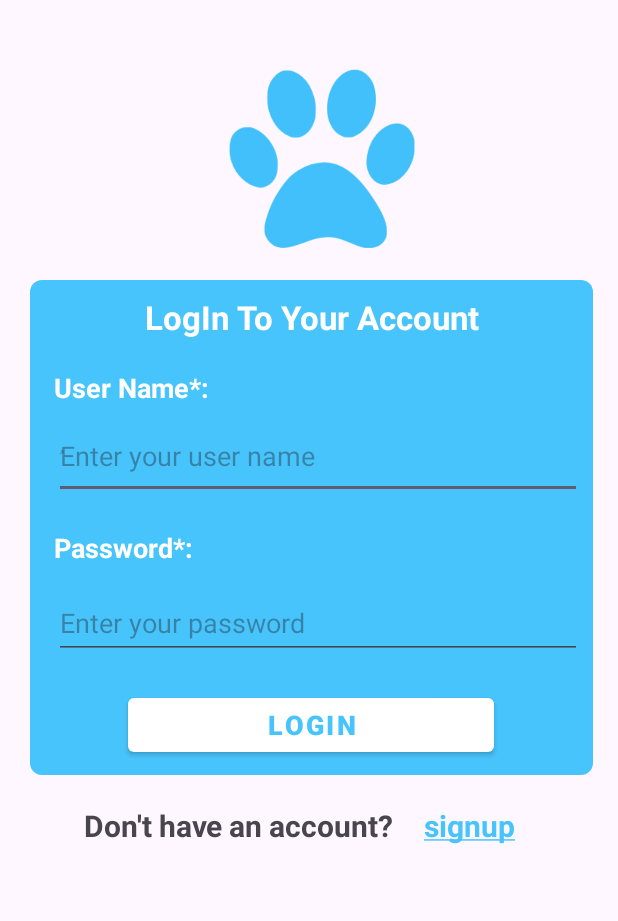
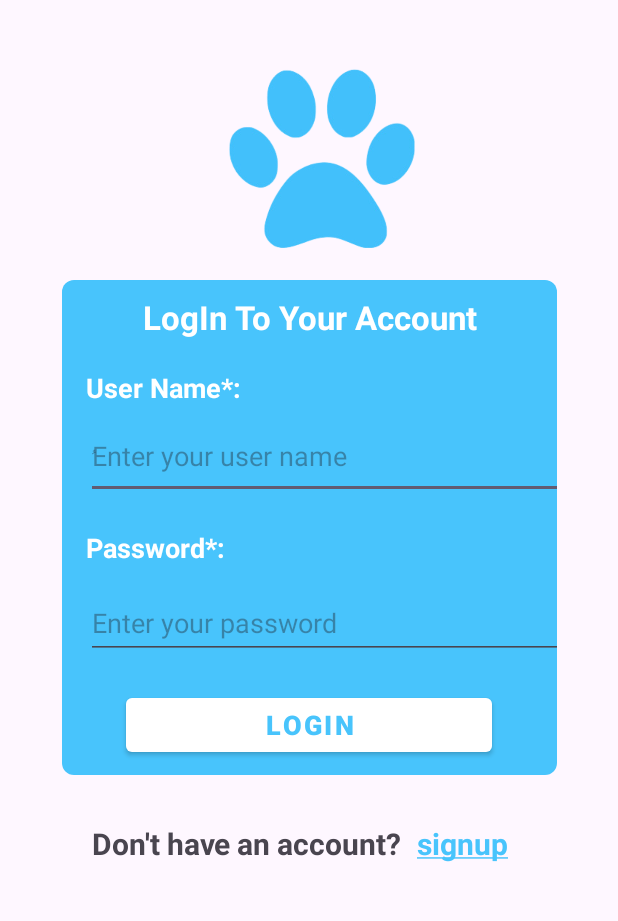
Before and after one commit to MBdeir/heroku-test, an Android app: the LogInActivity screen opened directly, with no data from a screen before it, on a phone screen of 412 x 824 dp, the part 178-1099 px from its top. Run offline under Robolectric (Android 15) with nearby library versions, the phone set to English and light mode, and no system bars; our stand-ins replace Volley.

Commit message:
Fixed Login screen

```diff
--- a/Mobile/app/src/main/res/layout/login.xml
+++ b/Mobile/app/src/main/res/layout/login.xml
@@ -48,13 +48,12 @@
 
     <LinearLayout
         android:id="@+id/linearLayout"
-        android:layout_width="375dp"
+        android:layout_width="330dp"
         android:layout_height="330dp"
-        android:layout_marginStart="20dp"
-        android:layout_marginLeft="20dp"
         android:layout_marginTop="15dp"
         android:background="@drawable/form_background"
         android:orientation="vertical"
+        app:layout_constraintEnd_toEndOf="parent"
         app:layout_constraintStart_toStartOf="parent"
         app:layout_constraintTop_toBottomOf="@+id/imageView">
 
@@ -63,9 +62,9 @@
             android:layout_width="322dp"
             android:layout_height="wrap_content"
             android:layout_gravity="center"
+            android:layout_marginTop="10dp"
             android:gravity="center"
             android:text="LogIn To Your Account"
-            android:layout_marginTop="10dp"
             android:textColor="@color/white"
             android:textSize="22sp"
             android:textStyle="bold" />
@@ -117,41 +116,41 @@
             android:layout_height="48dp"
             android:layout_gravity="center"
             android:layout_marginTop="20dp"
+            android:onClick="OpenHomePage"
             android:text="LogIn"
             android:textColor="@color/baby_blue"
             android:textSize="18sp"
             android:textStyle="bold"
-            android:onClick="OpenHomePage"
             android:theme="@style/Theme.ButtonChangerWhite" />
     </LinearLayout>
 
     <TextView
         android:id="@+id/textView3"
-        android:layout_width="wrap_content"
-        android:layout_height="wrap_content"
-        android:layout_marginStart="56dp"
-        android:layout_marginLeft="56dp"
-        android:layout_marginTop="20dp"
+        android:layout_width="212dp"
+        android:layout_height="48dp"
+        android:layout_marginStart="20dp"
+        android:layout_marginLeft="20dp"
+        android:layout_marginTop="32dp"
         android:text="Don't have an account?"
         android:textSize="20sp"
         android:textStyle="bold"
-        app:layout_constraintStart_toStartOf="parent"
+        app:layout_constraintStart_toStartOf="@+id/linearLayout"
         app:layout_constraintTop_toBottomOf="@+id/linearLayout" />
 
     <TextView
         android:id="@+id/signup"
-        android:layout_width="wrap_content"
-        android:layout_height="wrap_content"
-        android:layout_marginStart="20dp"
-        android:layout_marginLeft="20dp"
+        android:layout_width="65dp"
+        android:layout_height="48dp"
+        android:layout_marginEnd="28dp"
+        android:layout_marginRight="28dp"
+        android:onClick="BackToSignUpScreen"
         android:text=""
-        android:onClick="BackToSignUpScreen"
         android:textColor="@color/baby_blue"
         android:textSize="20sp"
         android:textStyle="bold"
-        app:layout_constraintEnd_toEndOf="parent"
-        app:layout_constraintHorizontal_bias="0.0"
-        app:layout_constraintStart_toEndOf="@+id/textView3"
-        app:layout_constraintTop_toTopOf="@+id/textView3" />
+        app:layout_constraintBottom_toBottomOf="@+id/textView3"
+        app:layout_constraintEnd_toEndOf="@+id/linearLayout"
+        app:layout_constraintTop_toTopOf="@+id/textView3"
+        app:layout_constraintVertical_bias="0.0" />
 
 </androidx.constraintlayout.widget.ConstraintLayout>
--- a/Mobile/build.gradle
+++ b/Mobile/build.gradle
@@ -1,5 +1,5 @@
 // Top-level build file where you can add configuration options common to all sub-projects/modules.
 plugins {
-    id 'com.android.application' version '8.1.1' apply false
-    id 'com.android.library' version '8.1.1' apply false
+    id 'com.android.application' version '8.1.4' apply false
+    id 'com.android.library' version '8.1.4' apply false
 }
```
